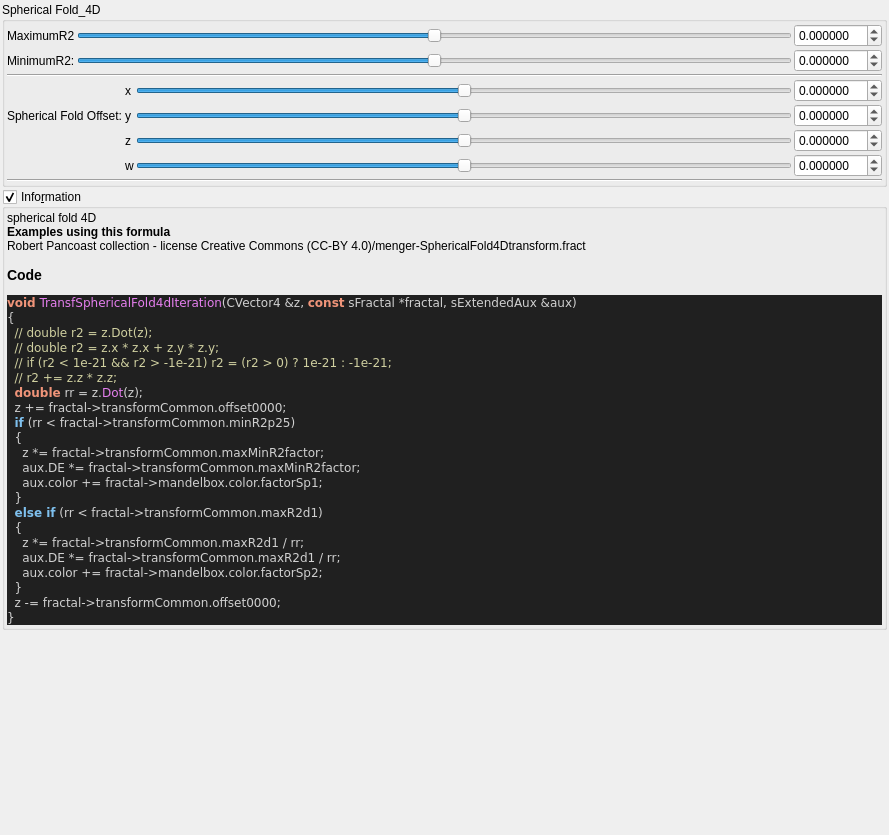
Before: the Qt Designer form mandelbulber2/formula/ui/fractal_transf_spherical_fold4d.ui in buddhi1980/mandelbulber2, drawn with Qt 5.
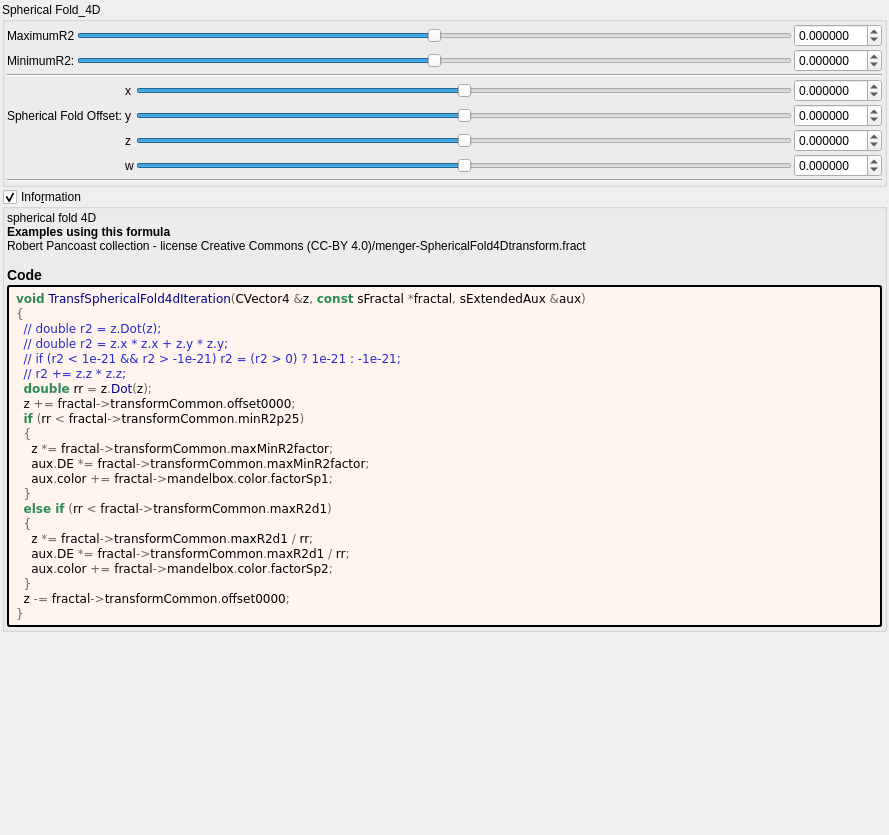
After: the same form once the commit is applied. Custom widgets are drawn as their Qt base class.

```diff
--- a/mandelbulber2/formula/ui/fractal_transf_spherical_fold4d.ui
+++ b/mandelbulber2/formula/ui/fractal_transf_spherical_fold4d.ui
@@ -474,34 +474,49 @@
        <number>2</number>
       </property>
       <item>
-       <widget class="QLabel" name="label_code_content">
+	   <widget class="QLabel" name="label_information_general">
         <property name="text">
          <string notr="true">&lt;p&gt;spherical fold 4D&lt;/p&gt;&lt;table&gt;
 &lt;/table&gt;
-&lt;br&gt;&lt;b&gt;Examples using this formula&lt;/b&gt;&lt;br&gt;Robert Pancoast collection - license Creative Commons (CC-BY 4.0)/menger-SphericalFold4Dtransform.fract&lt;h3&gt;Code&lt;/h3&gt;
-&lt;body style=&quot;background-color:#202020&quot;&gt;
-&lt;pre style=&quot;color:#d0d0d0; background-color:#202020;  font-family:'Courier New',monospace;&quot;&gt;&lt;span style=&quot;color:#f09479; font-weight:bold&quot;&gt;void&lt;/span&gt; &lt;span style=&quot;color:#e47eed&quot;&gt;TransfSphericalFold4dIteration&lt;/span&gt;&lt;span style=&quot;color:#d0d0d0&quot;&gt;(&lt;/span&gt;CVector4 &lt;span style=&quot;color:#d0d0d0&quot;&gt;&amp;amp;&lt;/span&gt;z&lt;span style=&quot;color:#d0d0d0&quot;&gt;,&lt;/span&gt; &lt;span style=&quot;color:#f09479; font-weight:bold&quot;&gt;const&lt;/span&gt; sFractal &lt;span style=&quot;color:#d0d0d0&quot;&gt;*&lt;/span&gt;fractal&lt;span style=&quot;color:#d0d0d0&quot;&gt;,&lt;/span&gt; sExtendedAux &lt;span style=&quot;color:#d0d0d0&quot;&gt;&amp;amp;&lt;/span&gt;aux&lt;span style=&quot;color:#d0d0d0&quot;&gt;)&lt;/span&gt;
-&lt;span style=&quot;color:#d0d0d0&quot;&gt;{&lt;/span&gt;
-  &lt;span style=&quot;color:#d0d0a0&quot;&gt;// double r2 = z.Dot(z);&lt;/span&gt;
-  &lt;span style=&quot;color:#d0d0a0&quot;&gt;// double r2 = z.x * z.x + z.y * z.y;&lt;/span&gt;
-  &lt;span style=&quot;color:#d0d0a0&quot;&gt;// if (r2 &amp;lt; 1e-21 &amp;amp;&amp;amp; r2 &amp;gt; -1e-21) r2 = (r2 &amp;gt; 0) ? 1e-21 : -1e-21;&lt;/span&gt;
-  &lt;span style=&quot;color:#d0d0a0&quot;&gt;// r2 += z.z * z.z;&lt;/span&gt;
-  &lt;span style=&quot;color:#f09479; font-weight:bold&quot;&gt;double&lt;/span&gt; rr &lt;span style=&quot;color:#d0d0d0&quot;&gt;=&lt;/span&gt; z&lt;span style=&quot;color:#d0d0d0&quot;&gt;.&lt;/span&gt;&lt;span style=&quot;color:#e47eed&quot;&gt;Dot&lt;/span&gt;&lt;span style=&quot;color:#d0d0d0&quot;&gt;(&lt;/span&gt;z&lt;span style=&quot;color:#d0d0d0&quot;&gt;);&lt;/span&gt;
-  z &lt;span style=&quot;color:#d0d0d0&quot;&gt;+=&lt;/span&gt; fractal&lt;span style=&quot;color:#d0d0d0&quot;&gt;-&amp;gt;&lt;/span&gt;transformCommon&lt;span style=&quot;color:#d0d0d0&quot;&gt;.&lt;/span&gt;offset0000&lt;span style=&quot;color:#d0d0d0&quot;&gt;;&lt;/span&gt;
-  &lt;span style=&quot;color:#7ec0ee; font-weight:bold&quot;&gt;if&lt;/span&gt; &lt;span style=&quot;color:#d0d0d0&quot;&gt;(&lt;/span&gt;rr &lt;span style=&quot;color:#d0d0d0&quot;&gt;&amp;lt;&lt;/span&gt; fractal&lt;span style=&quot;color:#d0d0d0&quot;&gt;-&amp;gt;&lt;/span&gt;transformCommon&lt;span style=&quot;color:#d0d0d0&quot;&gt;.&lt;/span&gt;minR2p25&lt;span style=&quot;color:#d0d0d0&quot;&gt;)&lt;/span&gt;
-  &lt;span style=&quot;color:#d0d0d0&quot;&gt;{&lt;/span&gt;
-    z &lt;span style=&quot;color:#d0d0d0&quot;&gt;*=&lt;/span&gt; fractal&lt;span style=&quot;color:#d0d0d0&quot;&gt;-&amp;gt;&lt;/span&gt;transformCommon&lt;span style=&quot;color:#d0d0d0&quot;&gt;.&lt;/span&gt;maxMinR2factor&lt;span style=&quot;color:#d0d0d0&quot;&gt;;&lt;/span&gt;
-    aux&lt;span style=&quot;color:#d0d0d0&quot;&gt;.&lt;/span&gt;DE &lt;span style=&quot;color:#d0d0d0&quot;&gt;*=&lt;/span&gt; fractal&lt;span style=&quot;color:#d0d0d0&quot;&gt;-&amp;gt;&lt;/span&gt;transformCommon&lt;span style=&quot;color:#d0d0d0&quot;&gt;.&lt;/span&gt;maxMinR2factor&lt;span style=&quot;color:#d0d0d0&quot;&gt;;&lt;/span&gt;
-    aux&lt;span style=&quot;color:#d0d0d0&quot;&gt;.&lt;/span&gt;color &lt;span style=&quot;color:#d0d0d0&quot;&gt;+=&lt;/span&gt; fractal&lt;span style=&quot;color:#d0d0d0&quot;&gt;-&amp;gt;&lt;/span&gt;mandelbox&lt;span style=&quot;color:#d0d0d0&quot;&gt;.&lt;/span&gt;color&lt;span style=&quot;color:#d0d0d0&quot;&gt;.&lt;/span&gt;factorSp1&lt;span style=&quot;color:#d0d0d0&quot;&gt;;&lt;/span&gt;
-  &lt;span style=&quot;color:#d0d0d0&quot;&gt;}&lt;/span&gt;
-  &lt;span style=&quot;color:#7ec0ee; font-weight:bold&quot;&gt;else if&lt;/span&gt; &lt;span style=&quot;color:#d0d0d0&quot;&gt;(&lt;/span&gt;rr &lt;span style=&quot;color:#d0d0d0&quot;&gt;&amp;lt;&lt;/span&gt; fractal&lt;span style=&quot;color:#d0d0d0&quot;&gt;-&amp;gt;&lt;/span&gt;transformCommon&lt;span style=&quot;color:#d0d0d0&quot;&gt;.&lt;/span&gt;maxR2d1&lt;span style=&quot;color:#d0d0d0&quot;&gt;)&lt;/span&gt;
-  &lt;span style=&quot;color:#d0d0d0&quot;&gt;{&lt;/span&gt;
-    z &lt;span style=&quot;color:#d0d0d0&quot;&gt;*=&lt;/span&gt; fractal&lt;span style=&quot;color:#d0d0d0&quot;&gt;-&amp;gt;&lt;/span&gt;transformCommon&lt;span style=&quot;color:#d0d0d0&quot;&gt;.&lt;/span&gt;maxR2d1 &lt;span style=&quot;color:#d0d0d0&quot;&gt;/&lt;/span&gt; rr&lt;span style=&quot;color:#d0d0d0&quot;&gt;;&lt;/span&gt;
-    aux&lt;span style=&quot;color:#d0d0d0&quot;&gt;.&lt;/span&gt;DE &lt;span style=&quot;color:#d0d0d0&quot;&gt;*=&lt;/span&gt; fractal&lt;span style=&quot;color:#d0d0d0&quot;&gt;-&amp;gt;&lt;/span&gt;transformCommon&lt;span style=&quot;color:#d0d0d0&quot;&gt;.&lt;/span&gt;maxR2d1 &lt;span style=&quot;color:#d0d0d0&quot;&gt;/&lt;/span&gt; rr&lt;span style=&quot;color:#d0d0d0&quot;&gt;;&lt;/span&gt;
-    aux&lt;span style=&quot;color:#d0d0d0&quot;&gt;.&lt;/span&gt;color &lt;span style=&quot;color:#d0d0d0&quot;&gt;+=&lt;/span&gt; fractal&lt;span style=&quot;color:#d0d0d0&quot;&gt;-&amp;gt;&lt;/span&gt;mandelbox&lt;span style=&quot;color:#d0d0d0&quot;&gt;.&lt;/span&gt;color&lt;span style=&quot;color:#d0d0d0&quot;&gt;.&lt;/span&gt;factorSp2&lt;span style=&quot;color:#d0d0d0&quot;&gt;;&lt;/span&gt;
-  &lt;span style=&quot;color:#d0d0d0&quot;&gt;}&lt;/span&gt;
-  z &lt;span style=&quot;color:#d0d0d0&quot;&gt;-=&lt;/span&gt; fractal&lt;span style=&quot;color:#d0d0d0&quot;&gt;-&amp;gt;&lt;/span&gt;transformCommon&lt;span style=&quot;color:#d0d0d0&quot;&gt;.&lt;/span&gt;offset0000&lt;span style=&quot;color:#d0d0d0&quot;&gt;;&lt;/span&gt;
-&lt;span style=&quot;color:#d0d0d0&quot;&gt;}&lt;/span&gt;
+&lt;br&gt;&lt;b&gt;Examples using this formula&lt;/b&gt;&lt;br&gt;Robert Pancoast collection - license Creative Commons (CC-BY 4.0)/menger-SphericalFold4Dtransform.fract&lt;h3&gt;Code&lt;/h3&gt;</string>
+		</property>
+		<property name="wordWrap">
+		 <bool>true</bool>
+		</property>
+		<property name="openExternalLinks">
+		 <bool>true</bool>
+		</property>
+		<property name="textInteractionFlags">
+		 <set>Qt::LinksAccessibleByMouse|Qt::TextSelectableByMouse</set>
+		</property>
+		</widget>
+	   </item>
+	   <item>
+	    <widget class="QLabel" name="label_code_content">
+		 <property name="text">
+		  <string notr="true">&lt;body style=&quot;background-color:#fff5ee&quot;&gt;
+&lt;pre style=&quot;color:#000000; background-color:#fff5ee;  font-family:'Courier New',monospace;&quot;&gt;&lt;span style=&quot;color:#2e8b57; font-weight:bold&quot;&gt;void&lt;/span&gt; &lt;span style=&quot;color:#00008f&quot;&gt;TransfSphericalFold4dIteration&lt;/span&gt;&lt;span style=&quot;color:#676767&quot;&gt;(&lt;/span&gt;CVector4 &lt;span style=&quot;color:#676767&quot;&gt;&amp;amp;&lt;/span&gt;z&lt;span style=&quot;color:#676767&quot;&gt;,&lt;/span&gt; &lt;span style=&quot;color:#2e8b57; font-weight:bold&quot;&gt;const&lt;/span&gt; sFractal &lt;span style=&quot;color:#676767&quot;&gt;*&lt;/span&gt;fractal&lt;span style=&quot;color:#676767&quot;&gt;,&lt;/span&gt; sExtendedAux &lt;span style=&quot;color:#676767&quot;&gt;&amp;amp;&lt;/span&gt;aux&lt;span style=&quot;color:#676767&quot;&gt;)&lt;/span&gt;
+&lt;span style=&quot;color:#676767&quot;&gt;{&lt;/span&gt;
+  &lt;span style=&quot;color:#2929cc&quot;&gt;// double r2 = z.Dot(z);&lt;/span&gt;
+  &lt;span style=&quot;color:#2929cc&quot;&gt;// double r2 = z.x * z.x + z.y * z.y;&lt;/span&gt;
+  &lt;span style=&quot;color:#2929cc&quot;&gt;// if (r2 &amp;lt; 1e-21 &amp;amp;&amp;amp; r2 &amp;gt; -1e-21) r2 = (r2 &amp;gt; 0) ? 1e-21 : -1e-21;&lt;/span&gt;
+  &lt;span style=&quot;color:#2929cc&quot;&gt;// r2 += z.z * z.z;&lt;/span&gt;
+  &lt;span style=&quot;color:#2e8b57; font-weight:bold&quot;&gt;double&lt;/span&gt; rr &lt;span style=&quot;color:#676767&quot;&gt;=&lt;/span&gt; z&lt;span style=&quot;color:#676767&quot;&gt;.&lt;/span&gt;&lt;span style=&quot;color:#00008f&quot;&gt;Dot&lt;/span&gt;&lt;span style=&quot;color:#676767&quot;&gt;(&lt;/span&gt;z&lt;span style=&quot;color:#676767&quot;&gt;);&lt;/span&gt;
+  z &lt;span style=&quot;color:#676767&quot;&gt;+=&lt;/span&gt; fractal&lt;span style=&quot;color:#676767&quot;&gt;-&amp;gt;&lt;/span&gt;transformCommon&lt;span style=&quot;color:#676767&quot;&gt;.&lt;/span&gt;offset0000&lt;span style=&quot;color:#676767&quot;&gt;;&lt;/span&gt;
+  &lt;span style=&quot;color:#2e8b57; font-weight:bold&quot;&gt;if&lt;/span&gt; &lt;span style=&quot;color:#676767&quot;&gt;(&lt;/span&gt;rr &lt;span style=&quot;color:#676767&quot;&gt;&amp;lt;&lt;/span&gt; fractal&lt;span style=&quot;color:#676767&quot;&gt;-&amp;gt;&lt;/span&gt;transformCommon&lt;span style=&quot;color:#676767&quot;&gt;.&lt;/span&gt;minR2p25&lt;span style=&quot;color:#676767&quot;&gt;)&lt;/span&gt;
+  &lt;span style=&quot;color:#676767&quot;&gt;{&lt;/span&gt;
+    z &lt;span style=&quot;color:#676767&quot;&gt;*=&lt;/span&gt; fractal&lt;span style=&quot;color:#676767&quot;&gt;-&amp;gt;&lt;/span&gt;transformCommon&lt;span style=&quot;color:#676767&quot;&gt;.&lt;/span&gt;maxMinR2factor&lt;span style=&quot;color:#676767&quot;&gt;;&lt;/span&gt;
+    aux&lt;span style=&quot;color:#676767&quot;&gt;.&lt;/span&gt;DE &lt;span style=&quot;color:#676767&quot;&gt;*=&lt;/span&gt; fractal&lt;span style=&quot;color:#676767&quot;&gt;-&amp;gt;&lt;/span&gt;transformCommon&lt;span style=&quot;color:#676767&quot;&gt;.&lt;/span&gt;maxMinR2factor&lt;span style=&quot;color:#676767&quot;&gt;;&lt;/span&gt;
+    aux&lt;span style=&quot;color:#676767&quot;&gt;.&lt;/span&gt;color &lt;span style=&quot;color:#676767&quot;&gt;+=&lt;/span&gt; fractal&lt;span style=&quot;color:#676767&quot;&gt;-&amp;gt;&lt;/span&gt;mandelbox&lt;span style=&quot;color:#676767&quot;&gt;.&lt;/span&gt;color&lt;span style=&quot;color:#676767&quot;&gt;.&lt;/span&gt;factorSp1&lt;span style=&quot;color:#676767&quot;&gt;;&lt;/span&gt;
+  &lt;span style=&quot;color:#676767&quot;&gt;}&lt;/span&gt;
+  &lt;span style=&quot;color:#2e8b57; font-weight:bold&quot;&gt;else if&lt;/span&gt; &lt;span style=&quot;color:#676767&quot;&gt;(&lt;/span&gt;rr &lt;span style=&quot;color:#676767&quot;&gt;&amp;lt;&lt;/span&gt; fractal&lt;span style=&quot;color:#676767&quot;&gt;-&amp;gt;&lt;/span&gt;transformCommon&lt;span style=&quot;color:#676767&quot;&gt;.&lt;/span&gt;maxR2d1&lt;span style=&quot;color:#676767&quot;&gt;)&lt;/span&gt;
+  &lt;span style=&quot;color:#676767&quot;&gt;{&lt;/span&gt;
+    z &lt;span style=&quot;color:#676767&quot;&gt;*=&lt;/span&gt; fractal&lt;span style=&quot;color:#676767&quot;&gt;-&amp;gt;&lt;/span&gt;transformCommon&lt;span style=&quot;color:#676767&quot;&gt;.&lt;/span&gt;maxR2d1 &lt;span style=&quot;color:#676767&quot;&gt;/&lt;/span&gt; rr&lt;span style=&quot;color:#676767&quot;&gt;;&lt;/span&gt;
+    aux&lt;span style=&quot;color:#676767&quot;&gt;.&lt;/span&gt;DE &lt;span style=&quot;color:#676767&quot;&gt;*=&lt;/span&gt; fractal&lt;span style=&quot;color:#676767&quot;&gt;-&amp;gt;&lt;/span&gt;transformCommon&lt;span style=&quot;color:#676767&quot;&gt;.&lt;/span&gt;maxR2d1 &lt;span style=&quot;color:#676767&quot;&gt;/&lt;/span&gt; rr&lt;span style=&quot;color:#676767&quot;&gt;;&lt;/span&gt;
+    aux&lt;span style=&quot;color:#676767&quot;&gt;.&lt;/span&gt;color &lt;span style=&quot;color:#676767&quot;&gt;+=&lt;/span&gt; fractal&lt;span style=&quot;color:#676767&quot;&gt;-&amp;gt;&lt;/span&gt;mandelbox&lt;span style=&quot;color:#676767&quot;&gt;.&lt;/span&gt;color&lt;span style=&quot;color:#676767&quot;&gt;.&lt;/span&gt;factorSp2&lt;span style=&quot;color:#676767&quot;&gt;;&lt;/span&gt;
+  &lt;span style=&quot;color:#676767&quot;&gt;}&lt;/span&gt;
+  z &lt;span style=&quot;color:#676767&quot;&gt;-=&lt;/span&gt; fractal&lt;span style=&quot;color:#676767&quot;&gt;-&amp;gt;&lt;/span&gt;transformCommon&lt;span style=&quot;color:#676767&quot;&gt;.&lt;/span&gt;offset0000&lt;span style=&quot;color:#676767&quot;&gt;;&lt;/span&gt;
+&lt;span style=&quot;color:#676767&quot;&gt;}&lt;/span&gt;
 &lt;/pre&gt;
 &lt;/body&gt;</string>
         </property>
@@ -514,6 +529,9 @@
         <property name="textInteractionFlags">
          <set>Qt::LinksAccessibleByMouse|Qt::TextSelectableByMouse</set>
         </property>
+		 <property name="styleSheet">
+		  <string notr="true">border-style: outset; border-width: 2px; border-radius: 3px; border-color: black; background-color: #fff5ee; padding: 4px;</string>
+		  </property>
        </widget>
       </item>
      </layout>
```
Lines whose indentation alone changed are shown as unchanged.
